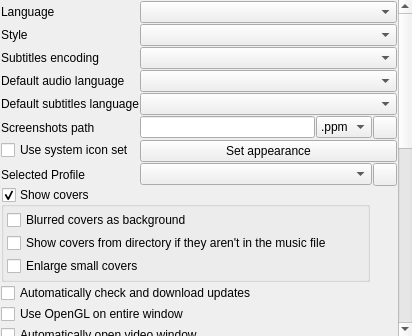
zaps166/QMPlay2, file src/gui/Ui/SettingsGeneral.ui: the form before one commit.
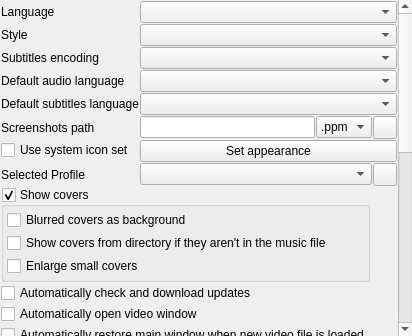
The form after the commit.

Commit message:
Add renderer settings, integrate OpenGL with libqmplay2, refactor
- add renderer tab to settings - choose between OpenGL and legacy video
outputs like XVideo, DirectDraw, QPainter,
- integrate OpenGL video output code with libqmplay2 library,
- improve how hardware decoders create and manage video outputs and
their video output interoperation,
- use more shared/unique pointers,
- other code refactor,

```diff
--- a/src/gui/Ui/SettingsGeneral.ui
+++ b/src/gui/Ui/SettingsGeneral.ui
@@ -264,7 +264,7 @@
          </property>
         </widget>
        </item>
-       <item row="4" column="0">
+       <item row="3" column="0">
         <widget class="QCheckBox" name="autoOpenVideoWindowB">
          <property name="text">
           <string>Automatically open video window</string>
@@ -364,7 +364,7 @@
          </layout>
         </widget>
        </item>
-       <item row="1" column="1" rowspan="15">
+       <item row="1" column="1" rowspan="14">
         <spacer name="horizontalSpacer">
          <property name="orientation">
           <enum>Qt::Horizontal</enum>
@@ -377,7 +377,7 @@
          </property>
         </spacer>
        </item>
-       <item row="18" column="0" colspan="2">
+       <item row="17" column="0" colspan="2">
         <spacer name="verticalSpacer">
          <property name="orientation">
           <enum>Qt::Vertical</enum>
@@ -418,7 +418,7 @@
          </property>
         </widget>
        </item>
-       <item row="5" column="0">
+       <item row="4" column="0">
         <widget class="QCheckBox" name="autoRestoreMainWindowOnVideoB">
          <property name="text">
           <string>Automatically restore main window when new video file is loaded</string>
@@ -432,16 +432,6 @@
          </property>
         </widget>
        </item>
-       <item row="3" column="0">
-        <widget class="QCheckBox" name="glOnWindowB">
-         <property name="toolTip">
-          <string>Use QOpenGLWidget (render-to-texture), also enable OpenGL for visualizations. Use with caution, it can reduce performance of video playback.</string>
-         </property>
-         <property name="text">
-          <string>Use OpenGL on entire window</string>
-         </property>
-        </widget>
-       </item>
       </layout>
      </widget>
     </widget>
```
Left out of the diff: 25 changed lines with no effect on the pictures. The commit also changes 84 other files.
